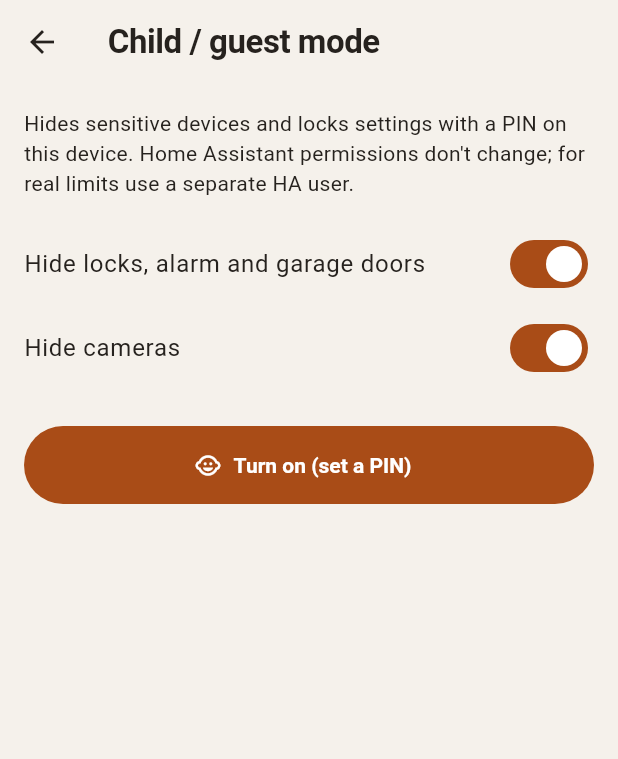
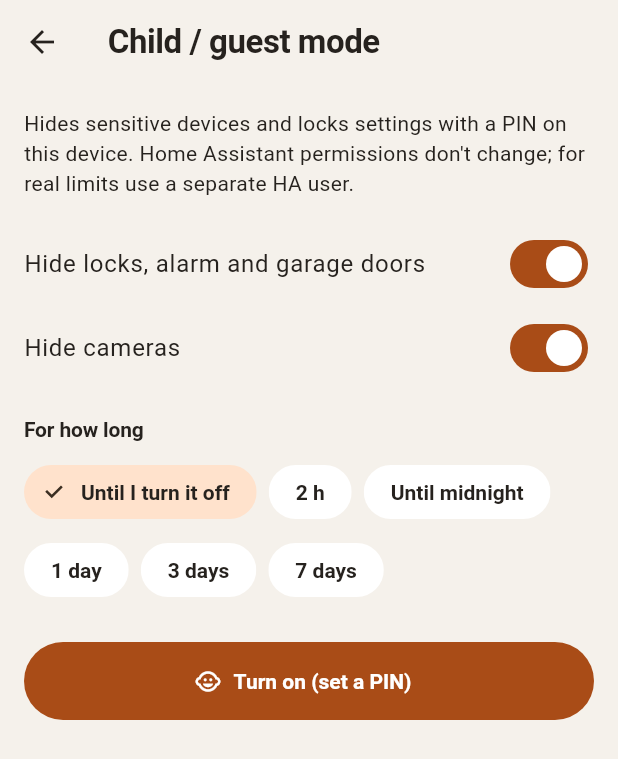
Before and after one commit to jevrajevremovic-dotcom/open-smart-home, a Flutter app: the _RestrictedSetupScreen screen opened directly, on a phone screen of 412 x 824 dp. Shown: the top 759 px of the screen. Run offline on Flutter 3.47's test engine with Material 3 defaults, Android fonts, the phone set to English and light mode, and no system bars; our stand-ins replace dio, flutter_local_notifications, flutter_riverpod, flutter_secure_storage, geolocator, go_router and 9 more; missing offline and left inert: mobile_scanner, nsd_platform_interface, quick_actions; accounts and stored records are empty.

Commit message:
Temporary guest: only chosen rooms, time limit, whole app locks when it ends until the host's PIN
Co-Authored-By: Claude Opus 5.5 <noreply@anthropic.com>

```diff
--- a/app/lib/app/localization/arb/app_en.arb
+++ b/app/lib/app/localization/arb/app_en.arb
@@ -2156,5 +2156,20 @@
   "aiAutoBlocked": "Not saved from the app (runs code, restarts HA or sends data out): {actions}. Write such an automation in HA itself.",
   "@aiAutoBlocked": {"placeholders": {"actions": {"type": "String"}}},
   "aiAutoSensitive": "Careful: it unlocks, disarms or opens ({actions}). Make sure you want that.",
-  "@aiAutoSensitive": {"placeholders": {"actions": {"type": "String"}}}
+  "@aiAutoSensitive": {"placeholders": {"actions": {"type": "String"}}},
+  "guestRooms": "Only these rooms",
+  "guestRoomsAll": "None chosen: every room is shown.",
+  "guestRoomsSome": "Only devices in the chosen rooms are shown.",
+  "guestTime": "For how long",
+  "guestTimeAlways": "Until I turn it off",
+  "guestTimeHours": "{count} h",
+  "@guestTimeHours": {"placeholders": {"count": {"type": "int"}}},
+  "guestTimeMidnight": "Until midnight",
+  "guestTimeDays": "{count, plural, one{{count} day} other{{count} days}}",
+  "@guestTimeDays": {"placeholders": {"count": {"type": "int"}}},
+  "guestTimeHint": "When the time is up, the app locks until the PIN is entered.",
+  "guestUntil": "Until {time}",
+  "@guestUntil": {"placeholders": {"time": {"type": "String"}}},
+  "guestExpired": "Guest time is up",
+  "guestExpiredHint": "Thanks for visiting! The host's PIN is needed to go on."
 }
--- a/app/lib/features/restricted/application/restricted_mode.dart
+++ b/app/lib/features/restricted/application/restricted_mode.dart
@@ -1,3 +1,5 @@
+import 'dart:async';
+
 import 'package:flutter/foundation.dart';
 import 'package:flutter_riverpod/flutter_riverpod.dart';
 
@@ -17,6 +19,8 @@ class RestrictedSettings {
     this.hideCameras = true,
     this.pinHash,
     this.pinSalt,
+    this.rooms,
+    this.until,
   });
 
   factory RestrictedSettings.fromJson(Map<String, Object?>? j) =>
@@ -26,6 +30,14 @@ class RestrictedSettings {
         hideCameras: j?['hideCameras'] != false,
         pinHash: j?['pinHash'] as String?,
         pinSalt: j?['pinSalt'] as String?,
+        rooms: switch (j?['rooms']) {
+          final List<Object?> list => [
+            for (final r in list)
+              if (r is String) r,
+          ],
+          _ => null,
+        },
+        until: DateTime.tryParse('${j?['until']}'),
       );
 
   final bool enabled;
@@ -36,12 +48,20 @@ class RestrictedSettings {
   final String? pinHash;
   final String? pinSalt;
 
+  /// A guest sees only these rooms (`null`: every room).
+  final List<String>? rooms;
+
+  /// A guest's access ends here; then the app locks until the PIN.
+  final DateTime? until;
+
   Map<String, Object?> toJson() => {
     'enabled': enabled,
     'hideSecurity': hideSecurity,
     'hideCameras': hideCameras,
     'pinHash': pinHash,
     'pinSalt': pinSalt,
+    'rooms': ?rooms,
+    'until': ?until?.toIso8601String(),
   };
 
   RestrictedSettings copyWith({
@@ -50,12 +70,18 @@ class RestrictedSettings {
     bool? hideCameras,
     String? pinHash,
     String? pinSalt,
+    List<String>? rooms,
+    bool clearRooms = false,
+    DateTime? until,
+    bool clearUntil = false,
   }) => RestrictedSettings(
     enabled: enabled ?? this.enabled,
     hideSecurity: hideSecurity ?? this.hideSecurity,
     hideCameras: hideCameras ?? this.hideCameras,
     pinHash: pinHash ?? this.pinHash,
     pinSalt: pinSalt ?? this.pinSalt,
+    rooms: clearRooms ? null : rooms ?? this.rooms,
+    until: clearUntil ? null : until ?? this.until,
   );
 
   Set<DeviceKind> get hiddenKinds => !enabled
@@ -70,7 +96,9 @@ class RestrictedSettings {
           if (hideCameras) ...{DeviceKind.camera, DeviceKind.doorbell},
         };
 
-  bool hides(SmartHomeDevice d) => hiddenKinds.contains(d.kind);
+  bool hides(SmartHomeDevice d) =>
+      hiddenKinds.contains(d.kind) ||
+      (enabled && rooms != null && !rooms!.contains(d.roomId));
 }
 
 class RestrictedController extends Notifier<RestrictedSettings> {
@@ -86,18 +114,37 @@ class RestrictedController extends Notifier<RestrictedSettings> {
     await ref.read(appPreferencesProvider).writeJson(_key, s.toJson());
   }
 
-  Future<void> setOptions({bool? hideSecurity, bool? hideCameras}) => _save(
-    state.copyWith(hideSecurity: hideSecurity, hideCameras: hideCameras),
+  Future<void> setOptions({
+    bool? hideSecurity,
+    bool? hideCameras,
+    List<String>? rooms,
+    bool clearRooms = false,
+    DateTime? until,
+    bool clearUntil = false,
+  }) => _save(
+    state.copyWith(
+      hideSecurity: hideSecurity,
+      hideCameras: hideCameras,
+      rooms: rooms,
+      clearRooms: clearRooms,
+      until: until,
+      clearUntil: clearUntil,
+    ),
   );
 
-  /// Turns the mode on with a new PIN (stored only as a PBKDF2 hash).
-  Future<void> enable(String pin) {
+  /// Turns the mode on with a new PIN (stored only as a PBKDF2 hash); for
+  /// a guest, maybe only [rooms] and only until [until].
+  Future<void> enable(String pin, {List<String>? rooms, DateTime? until}) {
     final salt = PinHasher.newSalt();
     return _save(
       state.copyWith(
         enabled: true,
         pinSalt: salt,
         pinHash: PinHasher.hash(pin, salt),
+        rooms: rooms,
+        clearRooms: rooms == null,
+        until: until,
+        clearUntil: until == null,
       ),
     );
   }
@@ -123,3 +170,16 @@ final restrictedModeProvider =
     NotifierProvider<RestrictedController, RestrictedSettings>(
       RestrictedController.new,
     );
+
+/// A guest's time is up: the app shows only the PIN. Turns true by
+/// itself at [RestrictedSettings.until].
+final guestExpiredProvider = Provider<bool>((ref) {
+  final s = ref.watch(restrictedModeProvider);
+  final until = s.until;
+  if (!s.enabled || until == null) return false;
+  final left = until.difference(DateTime.now());
+  if (left <= Duration.zero) return true;
+  final timer = Timer(left, ref.invalidateSelf);
+  ref.onDispose(timer.cancel);
+  return false;
+});
--- a/app/lib/features/restricted/presentation/restricted_settings.dart
+++ b/app/lib/features/restricted/presentation/restricted_settings.dart
@@ -2,7 +2,11 @@ import 'package:flutter/material.dart';
 import 'package:flutter_riverpod/flutter_riverpod.dart';
 
 import '../../../app/localization/l10n.dart';
+
+import 'package:intl/intl.dart';
+
 import '../../../core/security/pin_hasher.dart';
+import '../../devices/application/device_providers.dart';
 import '../../kiosk/presentation/pin_dialog.dart';
 import '../application/restricted_mode.dart';
 
@@ -33,6 +37,16 @@ class RestrictedActiveCard extends ConsumerWidget {
                 ),
               ],
             ),
+            if (ref.watch(restrictedModeProvider).until case final until?)
+              Padding(
+                padding: const EdgeInsets.only(top: 8),
+                child: Text(
+                  l10n.guestUntil(
+                    DateFormat.MMMd(l10n.localeName).add_Hm().format(until),
+                  ),
+                  key: const Key('restrictedUntil'),
+                ),
+              ),
             const SizedBox(height: 16),
             FilledButton.icon(
               key: const Key('restrictedDisable'),
@@ -75,8 +89,32 @@ class RestrictedSettingsTile extends StatelessWidget {
   );
 }
 
-class _RestrictedSetupScreen extends ConsumerWidget {
+/// How long a guest may use the app.
+enum GuestTime { always, hours2, midnight, day, days3, week }
+
+DateTime? guestEnd(GuestTime t, DateTime now) => switch (t) {
+  GuestTime.always => null,
+  GuestTime.hours2 => now.add(const Duration(hours: 2)),
+  GuestTime.midnight => DateTime(now.year, now.month, now.day + 1),
+  GuestTime.day => now.add(const Duration(days: 1)),
+  GuestTime.days3 => now.add(const Duration(days: 3)),
+  GuestTime.week => now.add(const Duration(days: 7)),
+};
+
+class _RestrictedSetupScreen extends ConsumerStatefulWidget {
   const _RestrictedSetupScreen();
+
+  @override
+  ConsumerState<_RestrictedSetupScreen> createState() =>
+      _RestrictedSetupScreenState();
+}
+
+class _RestrictedSetupScreenState
+    extends ConsumerState<_RestrictedSetupScreen> {
+  GuestTime _time = GuestTime.always;
+
+  /// Empty: every room.
+  final Set<String> _rooms = {};
 
   Future<void> _enable(BuildContext context, WidgetRef ref) async {
     final l10n = context.l10n;
@@ -100,7 +138,13 @@ class _RestrictedSetupScreen extends ConsumerWidget {
         title: l10n.kioskPinConfirm,
         onSubmit: (pin) async {
           if (pin != first) return l10n.kioskPinMismatch;
-          await ref.read(restrictedModeProvider.notifier).enable(pin);
+          await ref
+              .read(restrictedModeProvider.notifier)
+              .enable(
+                pin,
+                rooms: _rooms.isEmpty ? null : (_rooms.toList()..sort()),
+                until: guestEnd(_time, DateTime.now()),
+              );
           return null;
         },
       ),
@@ -109,9 +153,11 @@ class _RestrictedSetupScreen extends ConsumerWidget {
   }
 
   @override
-  Widget build(BuildContext context, WidgetRef ref) {
+  Widget build(BuildContext context) {
     final l10n = context.l10n;
+    final theme = Theme.of(context);
     final s = ref.watch(restrictedModeProvider);
+    final rooms = ref.watch(roomsProvider);
     final controller = ref.read(restrictedModeProvider.notifier);
     return Scaffold(
       appBar: AppBar(title: Text(l10n.restrictedTitle)),
@@ -134,6 +180,58 @@ class _RestrictedSetupScreen extends ConsumerWidget {
             value: s.hideCameras,
             onChanged: (v) => controller.setOptions(hideCameras: v),
           ),
+          if (rooms.isNotEmpty) ...[
+            const SizedBox(height: 16),
+            Text(l10n.guestRooms, style: theme.textTheme.titleSmall),
+            Text(
+              _rooms.isEmpty ? l10n.guestRoomsAll : l10n.guestRoomsSome,
+              style: theme.textTheme.bodySmall,
+            ),
+            const SizedBox(height: 8),
+            Wrap(
+              spacing: 8,
+              runSpacing: 4,
+              children: [
+                for (final r in rooms)
+                  FilterChip(
+                    key: ValueKey('guestRoom-${r.id}'),
+                    label: Text(r.name),
+                    selected: _rooms.contains(r.id),
+                    onSelected: (v) => setState(
+                      () => v ? _rooms.add(r.id) : _rooms.remove(r.id),
+                    ),
+                  ),
+              ],
+            ),
+          ],
+          const SizedBox(height: 16),
+          Text(l10n.guestTime, style: theme.textTheme.titleSmall),
+          const SizedBox(height: 8),
+          Wrap(
+            spacing: 8,
+            runSpacing: 4,
+            children: [
+              for (final t in GuestTime.values)
+                ChoiceChip(
+                  key: ValueKey('guestTime-${t.name}'),
+                  label: Text(switch (t) {
+                    GuestTime.always => l10n.guestTimeAlways,
+                    GuestTime.hours2 => l10n.guestTimeHours(2),
+                    GuestTime.midnight => l10n.guestTimeMidnight,
+                    GuestTime.day => l10n.guestTimeDays(1),
+                    GuestTime.days3 => l10n.guestTimeDays(3),
+                    GuestTime.week => l10n.guestTimeDays(7),
+                  }),
+                  selected: _time == t,
+                  onSelected: (_) => setState(() => _time = t),
+                ),
+            ],
+          ),
+          if (_time != GuestTime.always)
+            Padding(
+              padding: const EdgeInsets.only(top: 8),
+              child: Text(l10n.guestTimeHint, style: theme.textTheme.bodySmall),
+            ),
           const SizedBox(height: 24),
           FilledButton.icon(
             key: const Key('restrictedEnable'),
```
Also changed, not shown: app/lib/app/app.dart (+6 -1 lines), app/lib/app/localization/arb/app_sr.arb (+13 -1 lines), app/lib/features/restricted/presentation/guest_expired_gate.dart (added, +128 -0 lines), app/lib/app/localization/generated/app_localizations.dart, app/lib/app/localization/generated/app_localizations_en.dart, app/lib/app/localization/generated/app_localizations_sr.dart, 2 other files.
